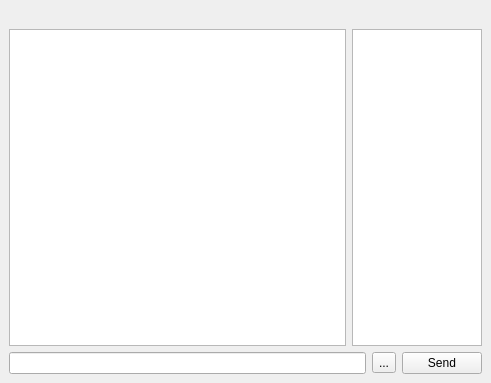
Above: groupchatwidget.ui from xmpp-graveyard/jabbim before the change. Below: the same form after it.
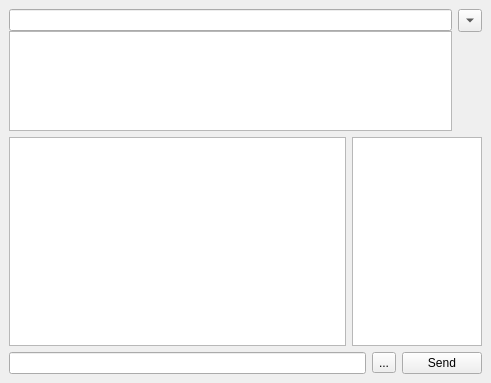
That is the form after the change. Icons and pictures are not drawn.

Diff of the .ui file:
```diff
--- a/groupchatwidget.ui
+++ b/groupchatwidget.ui
@@ -23,14 +23,58 @@
     <number>6</number>
    </property>
    <item row="0" column="0" colspan="2" >
-    <widget class="QLabel" name="info" >
-     <property name="maximumSize" >
-      <size>
-       <width>16777215</width>
-       <height>37</height>
-      </size>
+    <layout class="QGridLayout" >
+     <property name="margin" >
+      <number>0</number>
      </property>
-     <property name="wordWrap" >
+     <property name="spacing" >
+      <number>6</number>
+     </property>
+     <item row="0" column="1" >
+      <widget class="QToolButton" name="toolButton" >
+       <property name="text" >
+        <string>...</string>
+       </property>
+       <property name="checkable" >
+        <bool>true</bool>
+       </property>
+       <property name="arrowType" >
+        <enum>Qt::DownArrow</enum>
+       </property>
+      </widget>
+     </item>
+     <item rowspan="2" row="0" column="0" >
+      <layout class="QVBoxLayout" >
+       <property name="margin" >
+        <number>0</number>
+       </property>
+       <property name="spacing" >
+        <number>0</number>
+       </property>
+       <item>
+        <widget class="QLineEdit" name="info" >
+         <property name="readOnly" >
+          <bool>true</bool>
+         </property>
+        </widget>
+       </item>
+       <item>
+        <widget class="QTextBrowser" name="info_big" >
+         <property name="maximumSize" >
+          <size>
+           <width>16777215</width>
+           <height>100</height>
+          </size>
+         </property>
+        </widget>
+       </item>
+      </layout>
+     </item>
+    </layout>
+   </item>
+   <item row="1" column="0" >
+    <widget class="QTextEdit" name="textEdit" >
+     <property name="readOnly" >
       <bool>true</bool>
      </property>
     </widget>
```
Left out of the diff: 58 changed lines with no effect on the pictures.
